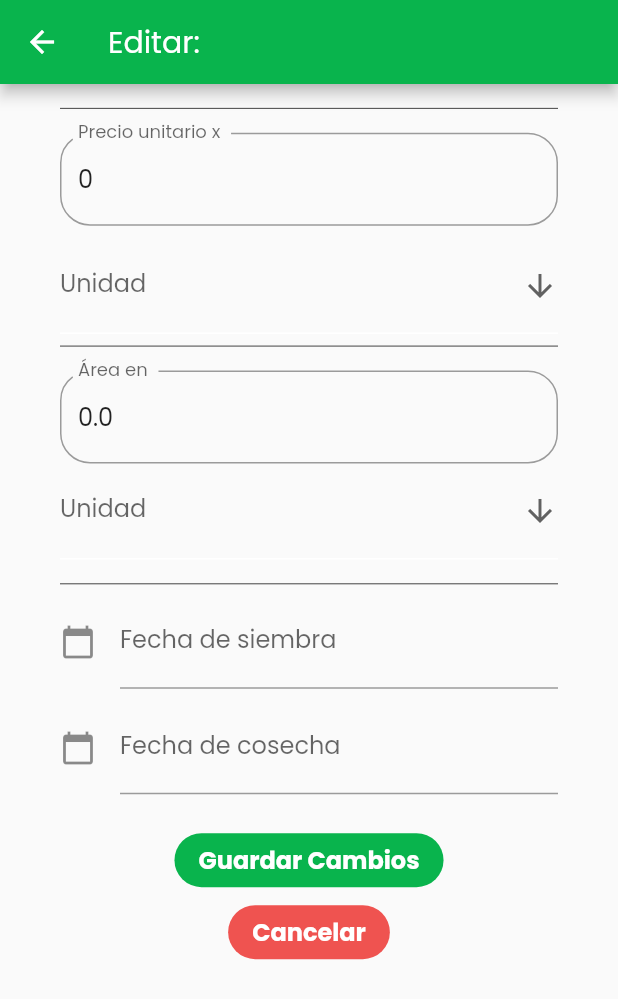
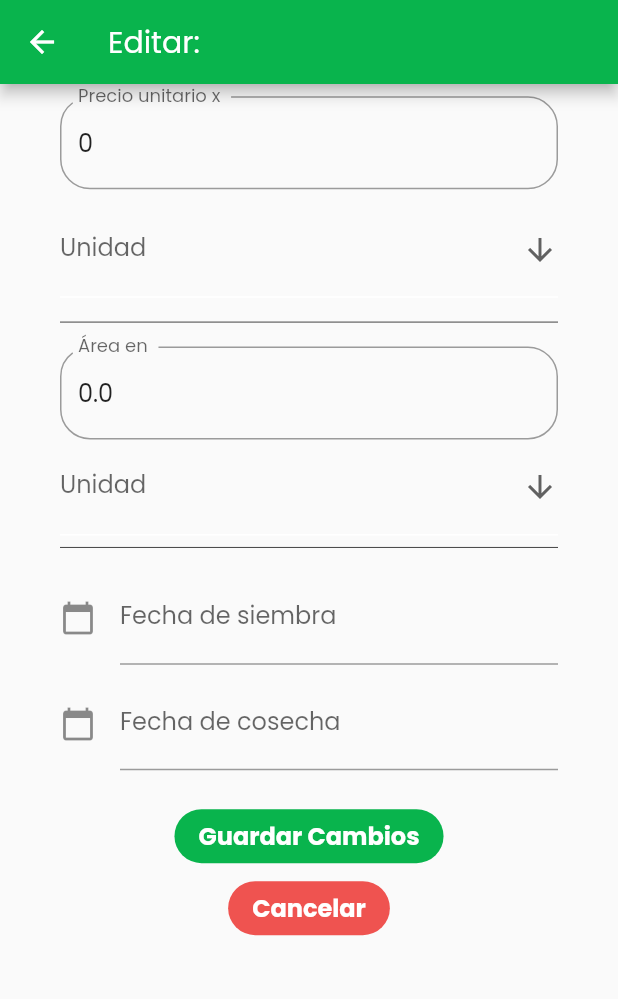
Before and after one commit to proyecto-agricultores/app-flutter, a Flutter app: the EditarCultivoScreen screen opened directly with empty values, on a phone screen of 412 x 824 dp. Shown: the top 999 px of the screen. Run offline on Flutter 3.47's test engine with Material 2 defaults, Android fonts, the phone set to English and light mode, and no system bars; our stand-ins replace carousel_slider, image_picker, intl_phone_field, location, shared_preferences and 1 more; missing offline and left inert: dart:ffi, flutter_verification_code, geocoder, http_interceptor, maps_launcher; accounts and stored records are empty; statements that could not run were skipped.

Commit message:
issue #27

```diff
--- a/agricultores_app/lib/global/myHTTPConnection.dart
+++ b/agricultores_app/lib/global/myHTTPConnection.dart
@@ -1,4 +1,4 @@
 class MyHTTPConection {
   static const String HTTP_URL =
-      'https://cosecha-api.herokuapp.com/';
+      'https://dev-cosecha-pr-32.herokuapp.com/';
 }
--- a/agricultores_app/lib/screens/cultivosAndOrders/cultivos/editarCutivoScreen.dart
+++ b/agricultores_app/lib/screens/cultivosAndOrders/cultivos/editarCutivoScreen.dart
@@ -23,23 +23,10 @@ class EditarCultivoScreen extends StatefulWidget {
   }) : super(key: key);
 
   @override
-  _EditarCultivoScreenState createState() => _EditarCultivoScreenState(
-        cultivoId,
-        titulo,
-        dataCultivo,
-      );
+  _EditarCultivoScreenState createState() => _EditarCultivoScreenState();
 }
 
 class _EditarCultivoScreenState extends State<EditarCultivoScreen> {
-  final int cultivoId;
-  final String titulo;
-  final dataCultivo;
-
-  _EditarCultivoScreenState(
-    this.cultivoId,
-    this.titulo,
-    this.dataCultivo,
-  );
   bool isLoading = false;
 
   DateTime selectedHarvestDate = DateTime.now();
@@ -87,7 +74,7 @@ class _EditarCultivoScreenState extends State<EditarCultivoScreen> {
       try {
         final update = await MyPubService.update(
           MyPub(
-            id: this.cultivoId,
+            id: this.widget.cultivoId,
             supplieName: null,
             pictureURLs: null,
             weightUnit: this.weightUnit,
@@ -137,12 +124,12 @@ class _EditarCultivoScreenState extends State<EditarCultivoScreen> {
   @override
   void initState() {
     super.initState();
-    weightUnit = dataCultivo.weightUnit;
-    unitPriceController.text = dataCultivo.unitPrice.toString();
-    areaUnit = dataCultivo.areaUnit;
-    areaController.text = dataCultivo.area.toString();
-    harvestDateController.text = formatter.format(dataCultivo.harvestDate);
-    sowingDateController.text = formatter.format(dataCultivo.sowingDate);
+    weightUnit = this.widget.dataCultivo.weightUnit;
+    unitPriceController.text = this.widget.dataCultivo.unitPrice != null ? this.widget.dataCultivo.unitPrice.toString() : '';
+    areaUnit = this.widget.dataCultivo.areaUnit;
+    areaController.text = this.widget.dataCultivo.area.toString();
+    harvestDateController.text = formatter.format(this.widget.dataCultivo.harvestDate);
+    sowingDateController.text = formatter.format(this.widget.dataCultivo.sowingDate);
   }
 
   @override
@@ -156,7 +143,7 @@ class _EditarCultivoScreenState extends State<EditarCultivoScreen> {
     );
     return Scaffold(
         appBar: AppBar(
-          title: Text('Editar: ' + titulo),
+          title: Text('Editar: ' + this.widget.titulo),
         ),
         body: Column(children: [
           Expanded(
@@ -186,6 +173,7 @@ class _EditarCultivoScreenState extends State<EditarCultivoScreen> {
                           formKey: this._formKey,
                           buttonText: 'Guardar Cambios',
                           hasSupply: false,
+                          hasPrice: true,
                         )
                       ])))
         ]));
--- a/agricultores_app/lib/screens/cultivosAndOrders/orders/createOrderScreen.dart
+++ b/agricultores_app/lib/screens/cultivosAndOrders/orders/createOrderScreen.dart
@@ -165,6 +165,7 @@ class _CreateOrderScreenState extends State<CreateOrderScreen> {
                     formKey: this._formKey,
                     buttonText: 'Crear Orden',
                     hasSupply: true,
+                    hasPrice: true,
                   )
                 ]
               )
--- a/agricultores_app/lib/screens/cultivosAndOrders/orders/editOrderScreen.dart
+++ b/agricultores_app/lib/screens/cultivosAndOrders/orders/editOrderScreen.dart
@@ -181,6 +181,7 @@ class _UpdateOrderScreenState extends State<UpdateOrderScreen> {
                     formKey: this._formKey,
                     buttonText: 'Guardar Cambios',
                     hasSupply: false,
+                    hasPrice: true,
                   )
                 ]
               )
--- a/agricultores_app/lib/services/myPubService.dart
+++ b/agricultores_app/lib/services/myPubService.dart
@@ -178,8 +178,8 @@ class MyPubService {
       body: jsonEncode(
         {
           "supplies": supplyId,
-          "weight_unit": myPub.weightUnit,
-          "unit_price": myPub.unitPrice,
+          "weight_unit": 'kg',
+          // "unit_price": myPub.unitPrice,
           "area_unit": myPub.areaUnit,
           "area": myPub.area,
           "harvest_date": myPub.harvestDate.toUtc().toString(),
@@ -191,7 +191,7 @@ class MyPubService {
 
     if (response.statusCode == 201) {
       var json = jsonDecode(utf8.decode(response.bodyBytes));
-      return MyPub.fromJson(json);
+      return MyPub.fromJsonWithoutPrice(json);
     } else {
       throw Exception('Error al crear.');
     }
--- a/agricultores_app/lib/widgets/cultivos_orders/cosechaForm.dart
+++ b/agricultores_app/lib/widgets/cultivos_orders/cosechaForm.dart
@@ -12,28 +12,27 @@ import 'cosechaCalendar.dart';
 import 'cosechaTextFormField.dart';
 
 class CosechaForm extends StatelessWidget {
-  CosechaForm(
-    {
+  CosechaForm({
     this.supplyID,
     this.updateSupply,
-      this.unitPriceController,
-      this.weightUnit,
-      this.updateWeightUnit,
-      this.areaController,
-      this.areaUnit,
-      this.updateAreaUnit,
-      this.updateDate,
-      this.sowingDateController,
-      this.selectedSowingDate,
-      this.harvestDateController,
-      this.selectedHarvestDate,
-      this.onPressed,
-      this.isLoading,
-      this.formKey,
-      this.buttonText,
-      this.hasSupply,
-    }
-  );
+    @required this.unitPriceController,
+    @required this.weightUnit,
+    @required this.updateWeightUnit,
+    @required this.areaController,
+    @required this.areaUnit,
+    @required this.updateAreaUnit,
+    @required this.updateDate,
+    @required this.sowingDateController,
+    @required this.selectedSowingDate,
+    @required this.harvestDateController,
+    @required this.selectedHarvestDate,
+    @required this.onPressed,
+    @required this.isLoading,
+    @required this.formKey,
+    @required this.buttonText,
+    @required this.hasSupply,
+    @required this.hasPrice,
+  });
 
   final supplyID;
   final updateSupply;
@@ -53,6 +52,7 @@ class CosechaForm extends StatelessWidget {
   final formKey;
   final buttonText;
   final hasSupply;
+  final hasPrice;
 
   @override
   Widget build(BuildContext context) {
@@ -69,8 +69,9 @@ class CosechaForm extends StatelessWidget {
           :
           Container(),
           Separator(height: 0.01),
-          CosechaDivider(),
-          Separator(height: 0.01),
+          this.hasPrice
+          ? Column(
+            children: [
               CosechaTextFormField(
                 validator: "El campo Precio no puede ser vacío",
                 text: "Precio unitario x ",
@@ -83,8 +84,12 @@ class CosechaForm extends StatelessWidget {
                 updateUnit: updateWeightUnit,
                 items: PriceUnit.getPriceUnits()
               ),
+              Separator(height: 0.01),
               CosechaDivider(),
               Separator(height: 0.01),
+            ],
+          )
+          : Container(),
           CosechaTextFormField(
             validator: "El campo Área no puede ser vacío",
             text: "Área en ",
@@ -96,8 +101,8 @@ class CosechaForm extends StatelessWidget {
             updateUnit: updateAreaUnit,
             items: AreaUnit.getAreaUnits()
           ),
+          CosechaDivider(),
           Separator(height: 0.01),
-          CosechaDivider(),
           CosechaCalendar(
             updateDate: this.updateDate,
             controller: this.sowingDateController,
```
Also changed, not shown: agricultores_app/lib/models/myPubModel.dart (+15 -0 lines), agricultores_app/lib/screens/cultivosAndOrders/cultivoAndOrderScreen.dart (+10 -3 lines), agricultores_app/lib/screens/cultivosAndOrders/cultivos/crearCutivoScreen.dart (+4 -4 lines), agricultores_app/lib/screens/profileScreen.dart (+11 -5 lines). Lines whose indentation alone changed are shown as unchanged.
